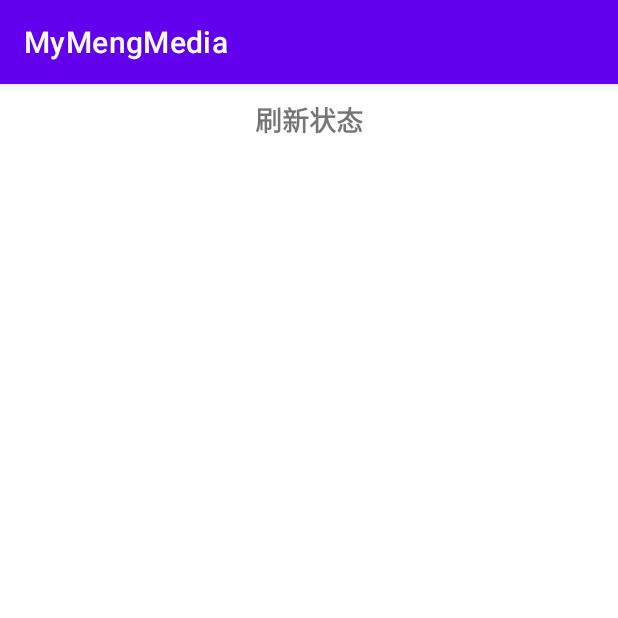
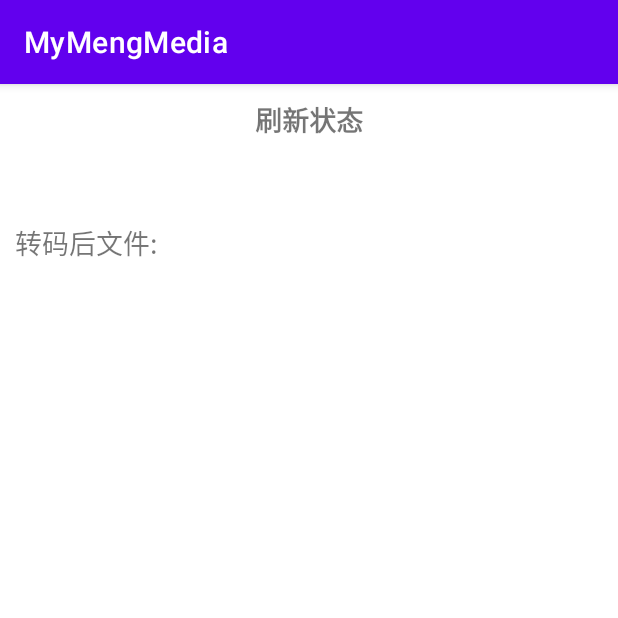
Before and after one commit to xujianhuaap/MyMengMedia, an Android app: the TransCodeActivity screen opened directly, with no data from a screen before it, on a phone screen of 412 x 824 dp, the top half of it. Run offline under Robolectric (Android 15) with nearby library versions, the phone set to English and light mode, and no system bars.

Commit message:
live data post value

```diff
--- a/app/src/main/res/layout/activity_trans_code.xml
+++ b/app/src/main/res/layout/activity_trans_code.xml
@@ -23,16 +23,26 @@
         android:layout_width="match_parent"
         android:layout_height="wrap_content"
         android:padding="@dimen/dimen_10dp"
-        android:gravity="center"
+        android:textSize="@dimen/font_18sp"
         tools:text="input.mp3"
         app:layout_constraintTop_toBottomOf="@+id/tv_filter_status"
          />
+    <TextView
+        android:id="@+id/tv_filter_output_label"
+        android:layout_width="match_parent"
+        android:layout_height="wrap_content"
+        android:paddingHorizontal="@dimen/dimen_10dp"
+        android:paddingBottom="@dimen/dimen_30dp"
+        android:textSize="@dimen/font_18sp"
+        android:text="转码后文件:"
+        app:layout_constraintTop_toBottomOf="@+id/tv_filter_input"
+        />
     <androidx.recyclerview.widget.RecyclerView
         android:id="@+id/rec_transcode_files"
         android:layout_width="match_parent"
         android:layout_height="wrap_content"
         android:paddingBottom="@dimen/dimen_50dp"
-        app:layout_constraintTop_toBottomOf="@+id/tv_filter_input"/>
+        app:layout_constraintTop_toBottomOf="@+id/tv_filter_output_label"/>
 
 
 </androidx.constraintlayout.widget.ConstraintLayout>
--- a/app/src/main/res/values/strings.xml
+++ b/app/src/main/res/values/strings.xml
@@ -11,4 +11,7 @@
     <string name="hello_second_fragment">Hello second fragment. Arg: %1$s</string>
     <string name="media_transcode">转码</string>
     <string name="record_audio">音频录制</string>
+    <string name="activity_transcode_input"><![CDATA[
+        输入文件:<br/>%s
+    ]]></string>
 </resources>
```
Also changed, not shown: app/src/main/java/cn/skullmind/mbp/transcode/TransCodeActivity.kt (+14 -4 lines).
